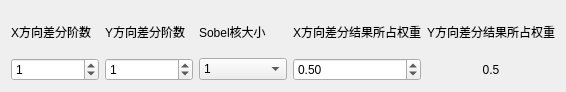
First picture: the form in contour/sobel.ui, repository BugAngel/ImageProcessingTeachingSoftware, before the edit.
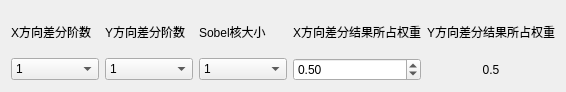
Second picture: the form after the edit.

Commit message:
Sobel算子
完成canny和sobel，完成边缘检测部分的选项卡的切换

The edit to the form file:
```diff
--- a/contour/sobel.ui
+++ b/contour/sobel.ui
@@ -49,20 +49,6 @@
      </property>
     </widget>
    </item>
-   <item row="1" column="0">
-    <widget class="QSpinBox" name="spinBox">
-     <property name="value">
-      <number>1</number>
-     </property>
-    </widget>
-   </item>
-   <item row="1" column="1">
-    <widget class="QSpinBox" name="spinBox_2">
-     <property name="value">
-      <number>1</number>
-     </property>
-    </widget>
-   </item>
    <item row="1" column="2">
     <widget class="QComboBox" name="comboBox">
      <item>
@@ -110,6 +96,34 @@
      </property>
     </widget>
    </item>
+   <item row="1" column="0">
+    <widget class="QComboBox" name="comboBox_2">
+     <item>
+      <property name="text">
+       <string>1</string>
+      </property>
+     </item>
+     <item>
+      <property name="text">
+       <string>2</string>
+      </property>
+     </item>
+    </widget>
+   </item>
+   <item row="1" column="1">
+    <widget class="QComboBox" name="comboBox_3">
+     <item>
+      <property name="text">
+       <string>1</string>
+      </property>
+     </item>
+     <item>
+      <property name="text">
+       <string>2</string>
+      </property>
+     </item>
+    </widget>
+   </item>
   </layout>
  </widget>
  <resources/>
```
The commit also changes 9 other files.
